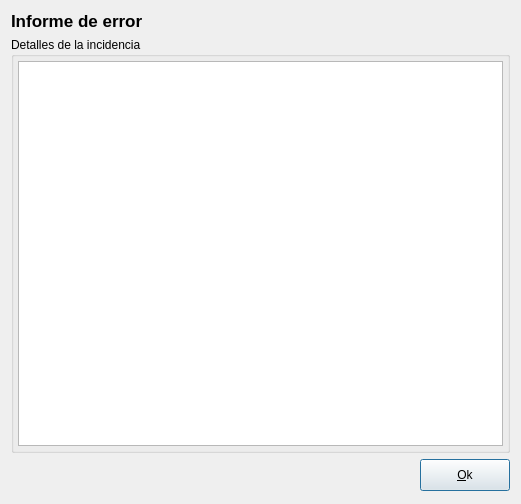
Before: the Qt Designer form src/crashhandler/ui/bugreportform.ui in dpinelo/AS7, drawn with Qt 5.
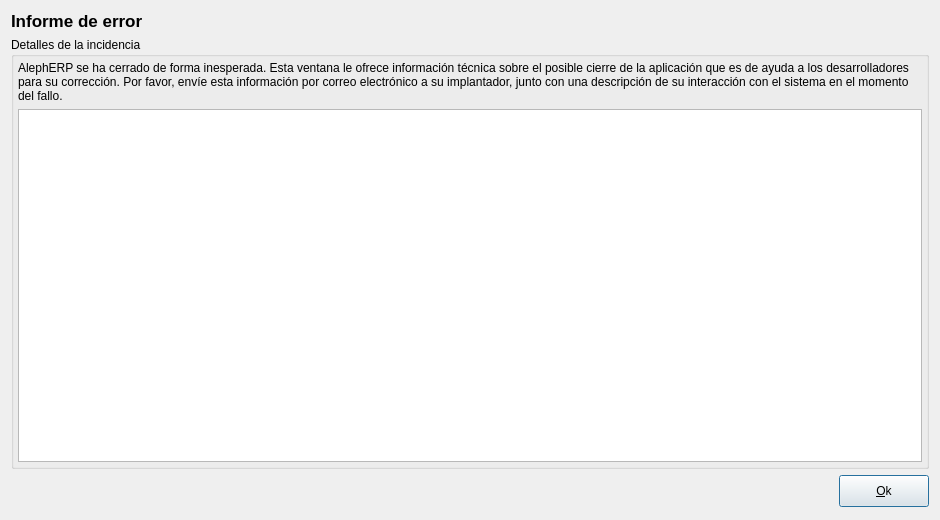
After: the same form once the commit is applied. Icons and pictures are not drawn.

The edit to the form file:
```diff
--- a/src/crashhandler/ui/bugreportform.ui
+++ b/src/crashhandler/ui/bugreportform.ui
@@ -9,8 +9,8 @@
    <rect>
     <x>0</x>
     <y>0</y>
-    <width>521</width>
-    <height>504</height>
+    <width>940</width>
+    <height>520</height>
    </rect>
   </property>
   <property name="sizePolicy">
@@ -151,7 +151,20 @@
        <number>4</number>
       </property>
       <item row="0" column="0">
+       <widget class="QLabel" name="label_2">
+        <property name="text">
+         <string>AlephERP se ha cerrado de forma inesperada. Esta ventana le ofrece información técnica sobre el posible cierre de la aplicación que es de ayuda a los desarrolladores para su corrección. Por favor, envíe esta información por correo electrónico a su implantador, junto con una descripción de su interacción con el sistema en el momento del fallo.</string>
+        </property>
+        <property name="wordWrap">
+         <bool>true</bool>
+        </property>
+       </widget>
+      </item>
+      <item row="1" column="0">
        <widget class="QTextEdit" name="txtStackTrace">
+        <property name="readOnly">
+         <bool>true</bool>
+        </property>
         <property name="acceptRichText">
          <bool>false</bool>
         </property>
```
Left out of the diff: 3 changed lines with no effect on the pictures.
